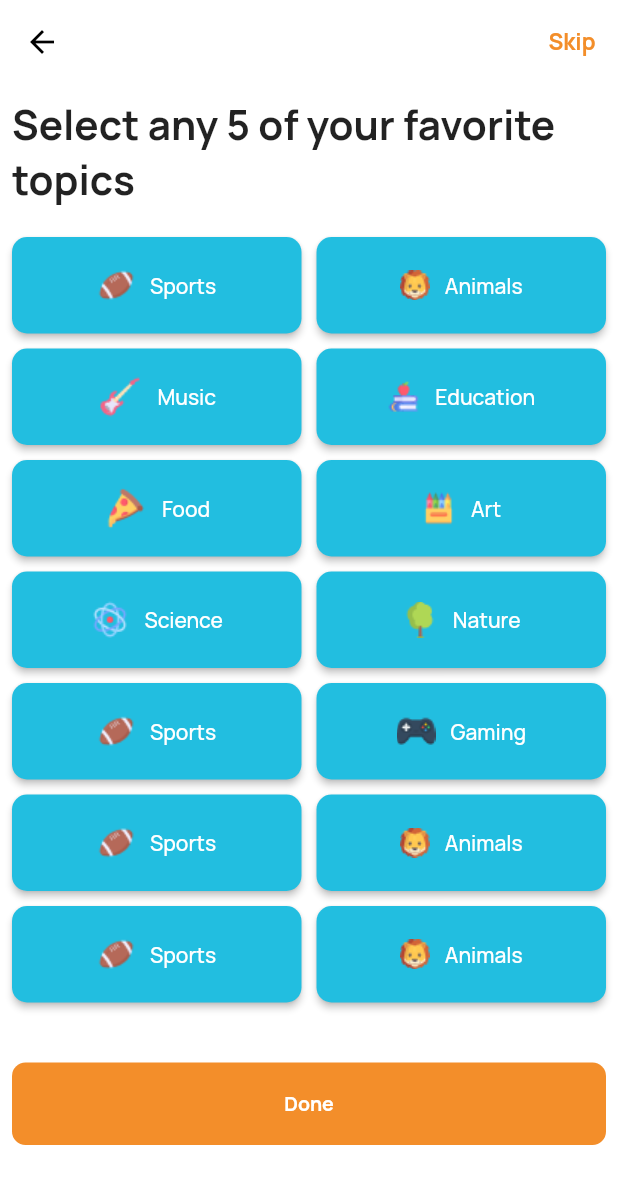
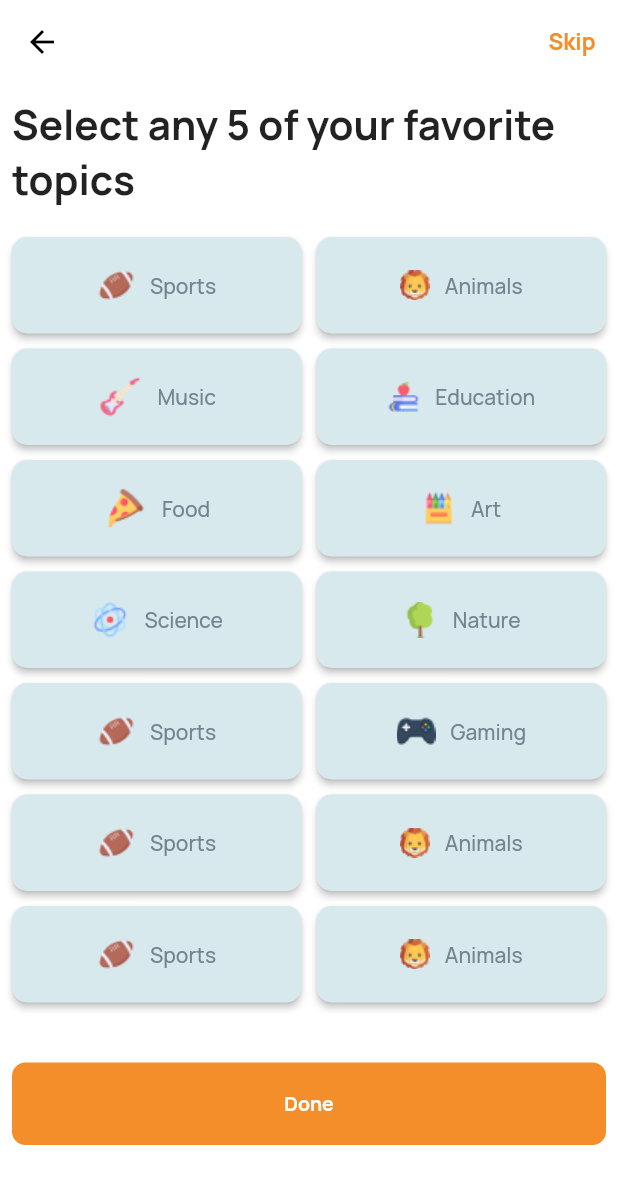
Before and after one commit to HumzaKhan071/test, a Flutter app: the Step1 screen opened directly, on a phone screen of 412 x 824 dp. Shown: the top 1184 px of the screen. Run offline on Flutter 3.47's test engine with Material 2 defaults, Android fonts, the phone set to English and light mode, and no system bars; our stand-ins replace google_fonts.

Commit message:
some updates

```diff
--- a/lib/Screens/Step1/Step1Screen.dart
+++ b/lib/Screens/Step1/Step1Screen.dart
@@ -1,6 +1,7 @@
 import 'package:flutter/material.dart';
 import 'package:google_fonts/google_fonts.dart';
 import 'package:test/Screens/Step1/Model/MyStepModel.dart';
+import 'package:test/Screens/Utils/utils.dart';
 
 import 'Widget/MyStepContainer.dart';
 
@@ -33,7 +34,7 @@ class _Step1State extends State<Step1> {
             child: Text(
               "Skip",
               style: GoogleFonts.manrope(
-                  color: Color(0xffF38E2A),
+                  color: orangeColor,
                   fontSize: 15,
                   fontWeight: FontWeight.bold),
             ),
@@ -78,8 +79,7 @@ class _Step1State extends State<Step1> {
                 width: double.infinity,
                 padding: EdgeInsets.all(10),
                 decoration: BoxDecoration(
-                    color: Color(0xffF38E2A),
-                    borderRadius: BorderRadius.circular(9)),
+                    color: orangeColor, borderRadius: BorderRadius.circular(9)),
                 child: Center(
                   child: Text(
                     "Done",
--- a/lib/Screens/Step1/Widget/MyStepContainer.dart
+++ b/lib/Screens/Step1/Widget/MyStepContainer.dart
@@ -18,7 +18,7 @@ class MyStepContainer extends StatefulWidget {
 }
 
 class _MyStepContainerState extends State<MyStepContainer> {
-  bool press = false;
+  bool press = true;
 
   @override
   Widget build(BuildContext context) {
@@ -35,7 +35,6 @@ class _MyStepContainerState extends State<MyStepContainer> {
       child: Container(
         height: 55,
         width: 158,
-        decoration: BoxDecoration(borderRadius: BorderRadius.circular(10)),
         child: Row(
           mainAxisAlignment: MainAxisAlignment.center,
           children: [
```
